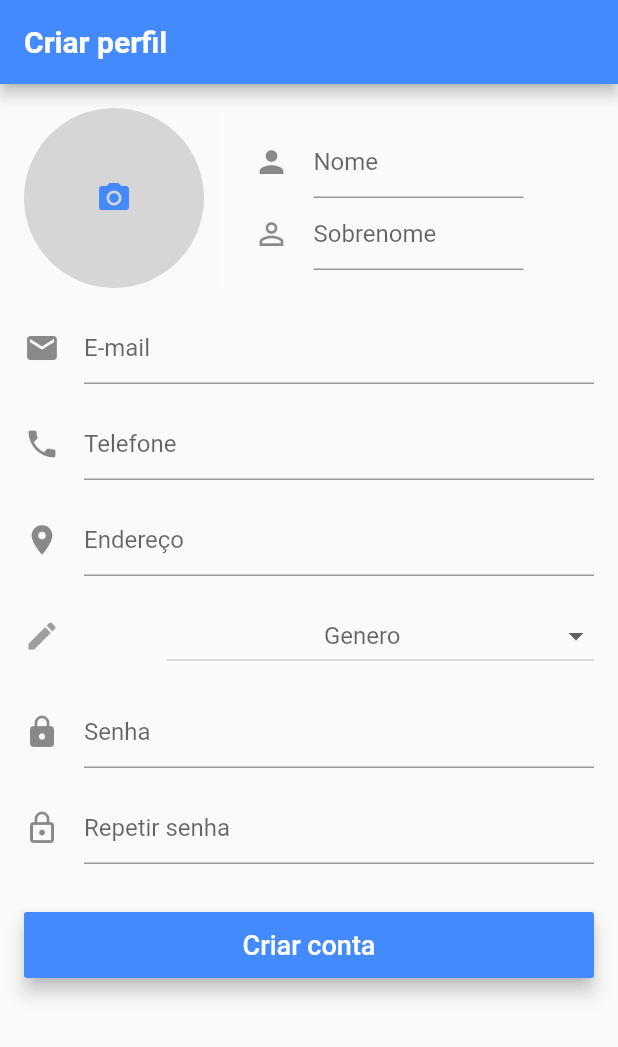
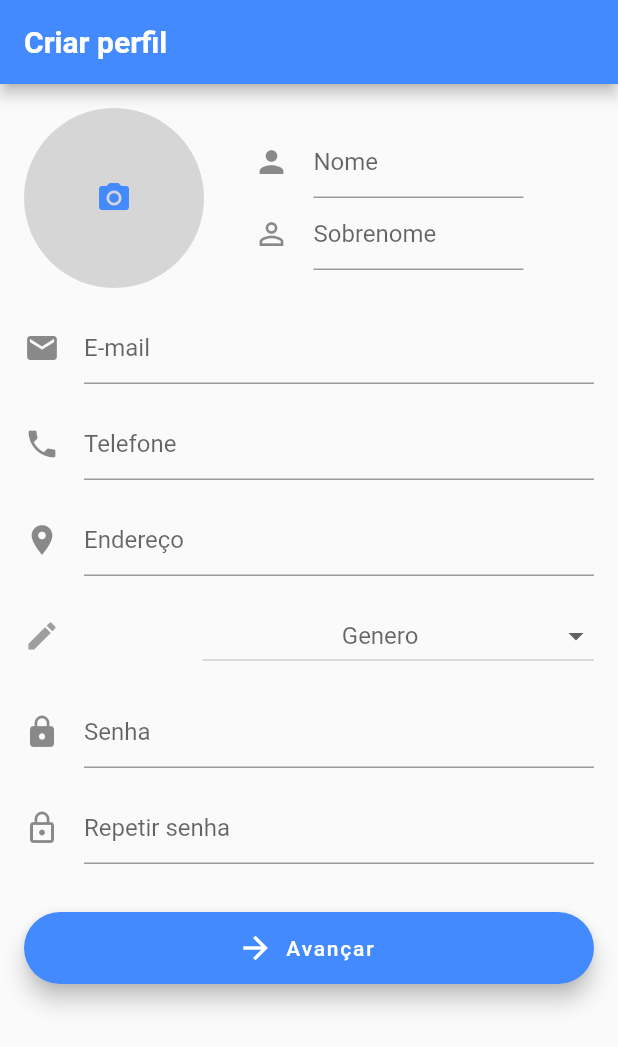
Before and after one commit to webererico/AgendeiCliente2.0, a Flutter app: the SignupScreen screen opened directly, on a phone screen of 412 x 824 dp. Shown: the top 1047 px of the screen. Run offline on Flutter 3.47's test engine with Material 2 defaults, Android fonts, the phone set to English and light mode, and no system bars; our stand-ins replace cloud_firestore, firebase_auth, firebase_storage, flutter_signin_button, font_awesome_flutter, google_sign_in and 1 more; missing offline and left inert: awesome_card; accounts and stored records are empty; network calls fail.

```diff
--- a/lib/screens/login_screen.dart
+++ b/lib/screens/login_screen.dart
@@ -42,7 +42,7 @@ class _LoginScreenState extends State<LoginScreen> {
 
     final AuthResult authResult = await _auth.signInWithCredential(credential);
     final FirebaseUser user = authResult.user;
-
+    UserModel().isGooglein(user);
     print('entrou');
 
     assert(!user.isAnonymous);
@@ -391,7 +391,7 @@ class _LoginScreenState extends State<LoginScreen> {
 
   void _onSuccess() {
     Navigator.of(context)
-        .pushReplacement(MaterialPageRoute(builder: (context) => HomeScreen()));
+        .pushAndRemoveUntil(MaterialPageRoute(builder: (context) => HomeScreen()), (Route<dynamic> route)=> false);
   }
 
   void _onFail() {
--- a/lib/screens/profile_screen.dart
+++ b/lib/screens/profile_screen.dart
@@ -274,7 +274,7 @@ class _ProfileScreenState extends State<ProfileScreen> {
                   value: selectedGender,
                   isExpanded: false,
                   hint: new Text(
-                    'Genero                                                     ',
+                    'Genero                                                 ',
                     style: _fieldStyle,
                     textAlign: TextAlign.center,
                   ),
--- a/lib/screens/signupEmail_screen.dart
+++ b/lib/screens/signupEmail_screen.dart
@@ -1,4 +1,5 @@
 import 'dart:io';
+import 'package:agendei_cliente/screens/phoneVerification_screen.dart';
 import 'package:flutter/material.dart';
 import 'package:agendei_cliente/models/user_model.dart';
 import 'package:agendei_cliente/screens/home_screen.dart';
@@ -25,6 +26,7 @@ class _SignupScreenState extends State<SignupScreen> {
   final _passController = TextEditingController();
   final _rePassController = TextEditingController();
   File _image;
+
 //  String _uploadedFileURL;
   String selectedGender;
 
@@ -43,19 +45,18 @@ class _SignupScreenState extends State<SignupScreen> {
     });
   }
 
-
   @override
   Widget build(BuildContext context) {
     return Scaffold(
       key: _scaffoldKey,
       appBar: AppBar(
-          title: Text('Criar perfil', style: TextStyle(fontWeight: FontWeight.bold),),
-          actions: <Widget>[
-
-          ],
+        title: Text(
+          'Criar perfil',
+          style: TextStyle(fontWeight: FontWeight.bold),
         ),
-        body:
-            ScopedModelDescendant<UserModel>(builder: (context, child, model) {
+        actions: <Widget>[],
+      ),
+      body: ScopedModelDescendant<UserModel>(builder: (context, child, model) {
         if (model.isLoading)
           return Center(
             child: CircularProgressIndicator(),
@@ -193,11 +194,17 @@ class _SignupScreenState extends State<SignupScreen> {
               Row(
                 mainAxisAlignment: MainAxisAlignment.spaceBetween,
                 children: <Widget>[
-                    Icon(Icons.edit, color: Colors.grey,),
-                    SizedBox(width: 10,),
+                  Icon(
+                    Icons.edit,
+                    color: Colors.grey,
+                  ),
+                  SizedBox(
+                    width: 10,
+                  ),
                   DropdownButton(
 //                      style: _fieldStyle,
-                      items: <String>['Masculino', 'Feminino'].map((String value) {
+                    items:
+                        <String>['Masculino', 'Feminino'].map((String value) {
                       return new DropdownMenuItem<String>(
                         value: value,
                         child: new Text(value),
@@ -211,11 +218,9 @@ class _SignupScreenState extends State<SignupScreen> {
                     value: selectedGender,
                     isExpanded: false,
                     hint: new Text(
-                        'Genero                                                     ',
+                      'Genero                                               ',
 //                        style: _fieldStyle,
                       textAlign: TextAlign.center,
-
-
                     ),
                   ),
                 ],
@@ -225,8 +230,8 @@ class _SignupScreenState extends State<SignupScreen> {
               ),
               TextFormField(
                 controller: _passController,
-                  decoration: InputDecoration(
-                      hintText: "Senha", icon: Icon(Icons.lock)),
+                decoration:
+                    InputDecoration(hintText: "Senha", icon: Icon(Icons.lock)),
                 obscureText: true,
                 validator: (text) {
                   if (text.isEmpty || text.length < 6) {
@@ -242,8 +247,7 @@ class _SignupScreenState extends State<SignupScreen> {
               TextFormField(
                 controller: _rePassController,
                 decoration: InputDecoration(
-                      hintText: "Repetir senha",
-                      icon: Icon(Icons.lock_outline)),
+                    hintText: "Repetir senha", icon: Icon(Icons.lock_outline)),
                 obscureText: true,
                 validator: (text) {
                   if (text.isEmpty || text.length < 6) {
@@ -256,16 +260,10 @@ class _SignupScreenState extends State<SignupScreen> {
               SizedBox(
                 height: 32.0,
               ),
-                SizedBox(
-                  height: 44.0,
-                  child: RaisedButton(
-                    elevation: 5,
-                    child: Text(
-                      "Criar conta",
-                      style: TextStyle(fontSize: 18.0),
-                    ),
-                    textColor: Colors.white,
-                    color: Theme.of(context).primaryColor,
+              FloatingActionButton.extended(
+                  label: Text('Avançar'),
+                  backgroundColor: Colors.blueAccent,
+                  icon: Icon(Icons.arrow_forward),
                   onPressed: () {
                     if (_formKey.currentState.validate()) {
                       if (_passController.text == _rePassController.text) {
@@ -304,7 +302,7 @@ class _SignupScreenState extends State<SignupScreen> {
                                             userData: userData,
                                             pass: _passController.text,
                                             onSuccess: _onSuccess,
-                                              onFail: _onFail );
+                                            onFail: _onFail);
                                       },
                                       child: Text('Ignorar'),
                                     ),
@@ -328,8 +326,7 @@ class _SignupScreenState extends State<SignupScreen> {
                               userData: userData,
                               pass: _passController.text,
                               onSuccess: _onSuccess,
-                                onFail: _onFail
-                            );
+                              onFail: _onFail);
                         }
                       } else {
                         _scaffoldKey.currentState.showSnackBar(SnackBar(
@@ -339,13 +336,98 @@ class _SignupScreenState extends State<SignupScreen> {
                         ));
                       }
                     }
-                    },
-                  ),
-                ),
+                  }),
+//                SizedBox(
+//                  height: 44.0,
+//                  child: RaisedButton(
+//                    elevation: 5,
+//                    child: Text(
+//                      "Avançar",
+//                      style: TextStyle(fontSize: 18.0),
+//                    ),
+//                    textColor: Colors.white,
+//                    color: Theme.of(context).primaryColor,
+//                    onPressed: () {
+//                      if (_formKey.currentState.validate()) {
+//                        if (_passController.text == _rePassController.text) {
+//                          if (_image == null) {
+//                            showDialog<void>(
+//                                context: context,
+//                                barrierDismissible: false,
+//                                // user must tap button!
+//                                builder: (BuildContext context) {
+//                                  return AlertDialog(
+//                                    title: Text(
+//                                        'Você não escolheu uma imagem para perfil'),
+//                                    actions: <Widget>[
+//                                      FlatButton(
+//                                        onPressed: () {
+//                                          Navigator.of(context).pop();
+//                                        },
+//                                        child: Text('Voltar e escolher imagem'),
+//                                      ),
+//                                      FlatButton(
+//                                        onPressed: () {
+//                                          Navigator.of(context).pop();
+//                                          Map<String, dynamic> userData = {
+//                                            'name': _nameController.text +
+//                                                ' ' +
+//                                                _lastNameController.text,
+//                                            'email': _emailController.text,
+//                                            'adress': _adressController.text,
+//                                            'phone': _phoneController.text,
+//                                            'gender': selectedGender,
+//                                          };
+//
+//                                          print(userData);
+//                                          model.signUp(
+//                                              image: _image,
+//                                              userData: userData,
+//                                              pass: _passController.text,
+//                                              onSuccess: _onSuccess,
+//                                              onFail: _onFail );
+//                                        },
+//                                        child: Text('Ignorar'),
+//                                      ),
+//                                    ],
+//                                  );
+//                                });
+//                          } else {
+//                            Map<String, dynamic> userData = {
+//                              'name': _nameController.text +
+//                                  ' ' +
+//                                  _lastNameController.text,
+//                              'email': _emailController.text,
+//                              'adress': _adressController.text,
+//                              'phone': _phoneController.text,
+//                              'gender': selectedGender,
+//                            };
+//
+//                            print(userData);
+//                            model.signUp(
+//                                image: _image,
+//                                userData: userData,
+//                                pass: _passController.text,
+//                                onSuccess: _onSuccess,
+//                                onFail: _onFail
+//                            );
+//                          }
+//                        } else {
+//                          _scaffoldKey.currentState.showSnackBar(SnackBar(
+//                            content: Text('As senhas não são iguais'),
+//                            backgroundColor: Colors.black,
+//                            duration: Duration(seconds: 2),
+//                          ));
+//                        }
+//                      }
+//                    },
+//                  ),
+//                ),
             ],
           ),
         );
-        }));
+      }),
+    );
   }
 
   void _onSuccess() {
@@ -355,7 +437,8 @@ class _SignupScreenState extends State<SignupScreen> {
       duration: Duration(seconds: 2),
     ));
     Future.delayed(Duration(seconds: 2)).then((_) {
-      Navigator.of(context).pushReplacement(MaterialPageRoute(builder: (context)=>HomeScreen()));
+      Navigator.of(context).pushReplacement(
+          MaterialPageRoute(builder: (context) => PhoneVerificationScreen()));
     });
   }
 
--- a/lib/widgets/custom_drawer.dart
+++ b/lib/widgets/custom_drawer.dart
@@ -45,6 +45,7 @@ class _CustomDrawerState extends State<CustomDrawer> {
         user = result;
       });
       print('Usuário logado: ' + user.toString());
+
     });
 
     super.initState();
```
Also changed, not shown: lib/models/user_model.dart (+11 -5 lines), lib/screens/phoneVerification_screen.dart (added, +79 -0 lines), lib/screens/schedule_screen.dart (+32 -24 lines), 1 other file. Lines whose indentation alone changed are shown as unchanged.
